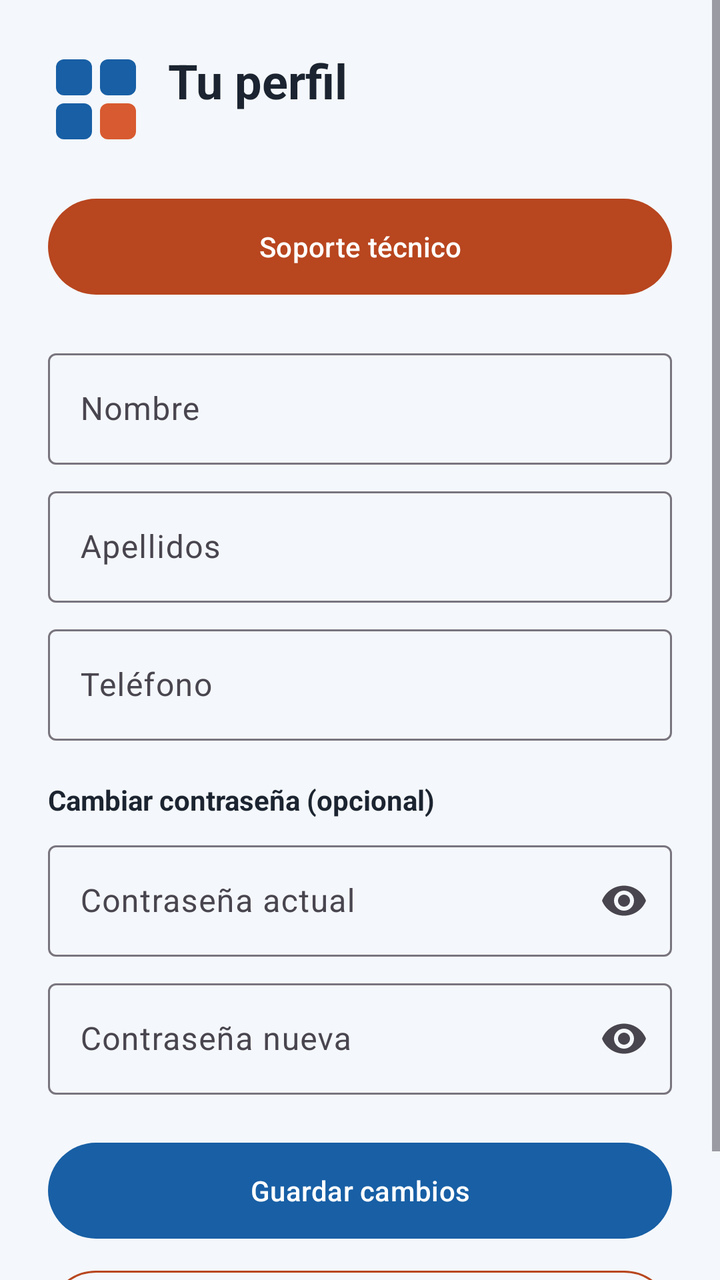
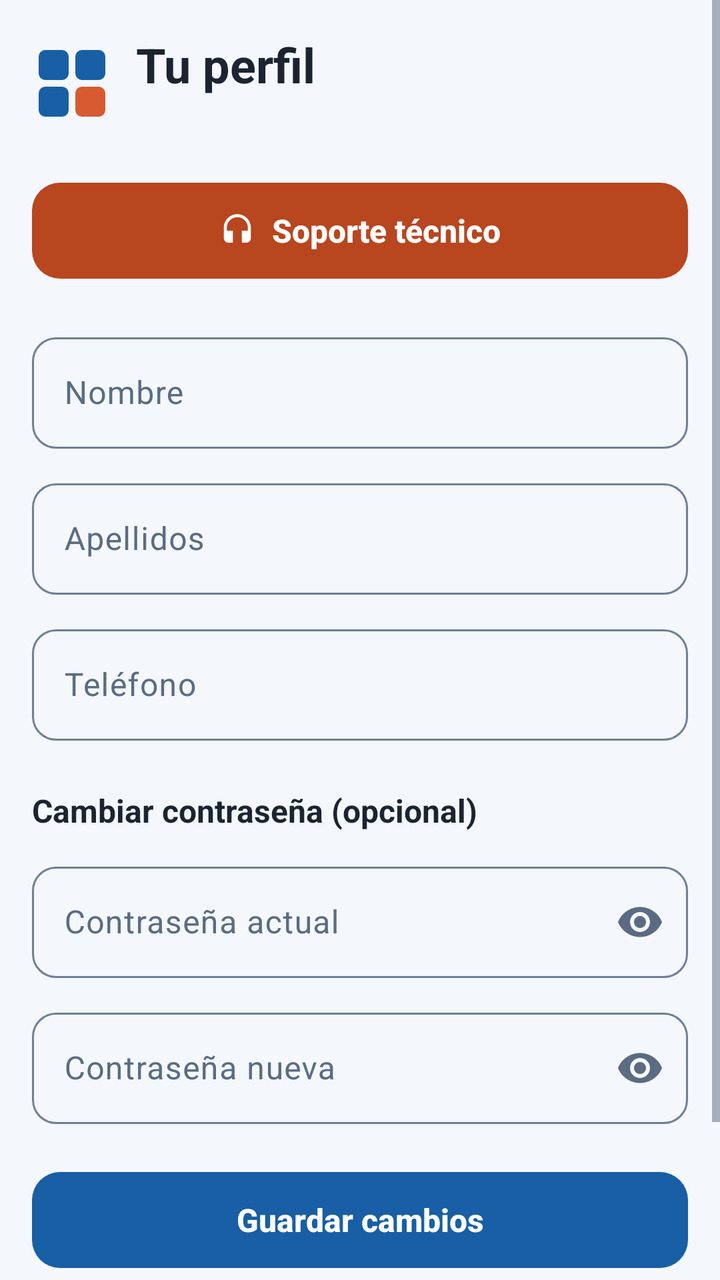

An Android layout rendered at two revisions. The XML below is the earlier revision; the diff shows what the commit changed to produce the second picture.
<!-- AndroidManifest.xml: application theme Theme.Jokoa -->
<!-- res/layout/fragment_perfil.xml -->
<?xml version="1.0" encoding="utf-8"?>
<ScrollView xmlns:android="http://schemas.android.com/apk/res/android"
    xmlns:app="http://schemas.android.com/apk/res-auto"
    android:layout_width="match_parent"
    android:layout_height="match_parent">

    <LinearLayout
        android:layout_width="match_parent"
        android:layout_height="wrap_content"
        android:orientation="vertical"
        android:padding="24dp">

        <LinearLayout
            android:layout_width="match_parent"
            android:layout_height="wrap_content"
            android:gravity="center_vertical"
            android:orientation="horizontal">

            <ImageView
                android:layout_width="48dp"
                android:layout_height="48dp"
                android:contentDescription="Logo de Jokoa"
                android:src="@drawable/ic_logo" />

            <LinearLayout
                android:layout_width="wrap_content"
                android:layout_height="wrap_content"
                android:layout_marginStart="12dp"
                android:orientation="vertical">

                <TextView
                    android:layout_width="wrap_content"
                    android:layout_height="wrap_content"
                    android:text="Tu perfil"
                    android:textColor="@color/jokoa_texto"
                    android:textSize="24sp"
                    android:textStyle="bold" />

                <TextView
                    android:id="@+id/tvEmail"
                    android:layout_width="wrap_content"
                    android:layout_height="wrap_content"
                    android:textColor="@color/jokoa_azul"
                    android:textSize="14sp" />
            </LinearLayout>
        </LinearLayout>

        <com.google.android.material.button.MaterialButton
            android:id="@+id/btnSoporte"
            android:layout_width="match_parent"
            android:layout_height="56dp"
            android:layout_marginTop="20dp"
            android:text="Soporte técnico"
            app:backgroundTint="@color/jokoa_coral_oscuro" />

        <com.google.android.material.textfield.TextInputLayout
            style="?attr/textInputOutlinedStyle"
            android:layout_width="match_parent"
            android:layout_height="wrap_content"
            android:layout_marginTop="20dp"
            android:hint="Nombre">

            <com.google.android.material.textfield.TextInputEditText
                android:id="@+id/etNombre"
                android:layout_width="match_parent"
                android:layout_height="wrap_content"
                android:inputType="textPersonName" />
        </com.google.android.material.textfield.TextInputLayout>

        <com.google.android.material.textfield.TextInputLayout
            style="?attr/textInputOutlinedStyle"
            android:layout_width="match_parent"
            android:layout_height="wrap_content"
            android:layout_marginTop="8dp"
            android:hint="Apellidos">

            <com.google.android.material.textfield.TextInputEditText
                android:id="@+id/etApellidos"
                android:layout_width="match_parent"
                android:layout_height="wrap_content"
                android:inputType="textPersonName" />
        </com.google.android.material.textfield.TextInputLayout>

        <com.google.android.material.textfield.TextInputLayout
            style="?attr/textInputOutlinedStyle"
            android:layout_width="match_parent"
            android:layout_height="wrap_content"
            android:layout_marginTop="8dp"
            android:hint="Teléfono">

            <com.google.android.material.textfield.TextInputEditText
                android:id="@+id/etTelefono"
                android:layout_width="match_parent"
                android:layout_height="wrap_content"
                android:inputType="phone" />
        </com.google.android.material.textfield.TextInputLayout>

        <TextView
            android:layout_width="wrap_content"
            android:layout_height="wrap_content"
            android:layout_marginTop="20dp"
            android:text="Cambiar contraseña (opcional)"
            android:textColor="@color/jokoa_texto"
            android:textStyle="bold" />

        <com.google.android.material.textfield.TextInputLayout
            style="?attr/textInputOutlinedStyle"
            android:layout_width="match_parent"
            android:layout_height="wrap_content"
            android:layout_marginTop="8dp"
            android:hint="Contraseña actual"
            app:endIconMode="password_toggle">

            <com.google.android.material.textfield.TextInputEditText
                android:id="@+id/etActual"
                android:layout_width="match_parent"
                android:layout_height="wrap_content"
                android:inputType="textPassword" />
        </com.google.android.material.textfield.TextInputLayout>

        <com.google.android.material.textfield.TextInputLayout
            style="?attr/textInputOutlinedStyle"
            android:layout_width="match_parent"
            android:layout_height="wrap_content"
            android:layout_marginTop="8dp"
            android:hint="Contraseña nueva"
            app:endIconMode="password_toggle">

            <com.google.android.material.textfield.TextInputEditText
                android:id="@+id/etNueva"
                android:layout_width="match_parent"
                android:layout_height="wrap_content"
                android:inputType="textPassword" />
        </com.google.android.material.textfield.TextInputLayout>

        <com.google.android.material.button.MaterialButton
            android:id="@+id/btnGuardar"
            android:layout_width="match_parent"
            android:layout_height="56dp"
            android:layout_marginTop="20dp"
            android:text="Guardar cambios" />

        <com.google.android.material.button.MaterialButton
            android:id="@+id/btnSalir"
            style="@style/Widget.Material3.Button.OutlinedButton"
            android:layout_width="match_parent"
            android:layout_height="56dp"
            android:layout_marginTop="8dp"
            android:text="Cerrar sesión"
            android:textColor="@color/jokoa_coral_oscuro"
            app:strokeColor="@color/jokoa_coral_oscuro" />
    </LinearLayout>
</ScrollView>
<!-- resources referenced by this layout -->
<resources>
  <style name="Base.Theme.Jokoa" parent="Theme.Material3.Light.NoActionBar">
          <item name="colorPrimary">@color/jokoa_azul</item>
          <item name="colorOnPrimary">@android:color/white</item>
          <item name="colorSecondary">@color/jokoa_coral_oscuro</item>
          <item name="colorOnSecondary">@android:color/white</item>
          <item name="colorSecondaryContainer">@color/jokoa_azul_claro</item>
          <item name="colorOnSecondaryContainer">@color/jokoa_azul</item>
          <item name="android:windowBackground">@color/jokoa_fondo</item>
          <item name="android:textColorPrimary">@color/jokoa_texto</item>
      </style>
  <!-- unchanged entries left out for length: 7 -->
</resources>

<!-- the commit's change to res/layout/fragment_perfil.xml (unified diff, before → after) -->
@@ -1,14 +1,16 @@
 <?xml version="1.0" encoding="utf-8"?>
-<ScrollView xmlns:android="http://schemas.android.com/apk/res/android"
-    xmlns:app="http://schemas.android.com/apk/res-auto"
+<ScrollView xmlns:android="http://schemas.android.com/apk/res/android" xmlns:app="http://schemas.android.com/apk/res-auto" xmlns:tools="http://schemas.android.com/tools"
     android:layout_width="match_parent"
-    android:layout_height="match_parent">
+    android:layout_height="match_parent"
+    android:clipToPadding="false">
 
     <LinearLayout
         android:layout_width="match_parent"
         android:layout_height="wrap_content"
         android:orientation="vertical"
-        android:padding="24dp">
+        android:paddingHorizontal="16dp"
+        android:paddingTop="16dp"
+        android:paddingBottom="24dp">
 
         <LinearLayout
             android:layout_width="match_parent"
@@ -17,8 +19,8 @@
             android:orientation="horizontal">
 
             <ImageView
-                android:layout_width="48dp"
-                android:layout_height="48dp"
+                android:layout_width="40dp"
+                android:layout_height="40dp"
                 android:contentDescription="Logo de Jokoa"
                 android:src="@drawable/ic_logo" />
 
@@ -29,12 +31,10 @@
                 android:orientation="vertical">
 
                 <TextView
+                    style="@style/Texto.Titulo"
                     android:layout_width="wrap_content"
                     android:layout_height="wrap_content"
-                    android:text="Tu perfil"
-                    android:textColor="@color/jokoa_texto"
-                    android:textSize="24sp"
-                    android:textStyle="bold" />
+                    android:text="Tu perfil" />
 
                 <TextView
                     android:id="@+id/tvEmail"
@@ -47,14 +47,14 @@
 
         <com.google.android.material.button.MaterialButton
             android:id="@+id/btnSoporte"
+            style="@style/Widget.Jokoa.Button.Coral"
             android:layout_width="match_parent"
-            android:layout_height="56dp"
+            android:layout_height="wrap_content"
             android:layout_marginTop="20dp"
             android:text="Soporte técnico"
-            app:backgroundTint="@color/jokoa_coral_oscuro" />
+            app:icon="@drawable/ic_headset" />
 
         <com.google.android.material.textfield.TextInputLayout
-            style="?attr/textInputOutlinedStyle"
             android:layout_width="match_parent"
             android:layout_height="wrap_content"
             android:layout_marginTop="20dp"
@@ -66,12 +66,10 @@
                 android:layout_height="wrap_content"
                 android:inputType="textPersonName" />
         </com.google.android.material.textfield.TextInputLayout>
-
         <com.google.android.material.textfield.TextInputLayout
-            style="?attr/textInputOutlinedStyle"
             android:layout_width="match_parent"
             android:layout_height="wrap_content"
-            android:layout_marginTop="8dp"
+            android:layout_marginTop="12dp"
             android:hint="Apellidos">
 
             <com.google.android.material.textfield.TextInputEditText
@@ -80,12 +78,10 @@
                 android:layout_height="wrap_content"
                 android:inputType="textPersonName" />
         </com.google.android.material.textfield.TextInputLayout>
-
         <com.google.android.material.textfield.TextInputLayout
-            style="?attr/textInputOutlinedStyle"
             android:layout_width="match_parent"
             android:layout_height="wrap_content"
-            android:layout_marginTop="8dp"
+            android:layout_marginTop="12dp"
             android:hint="Teléfono">
 
             <com.google.android.material.textfield.TextInputEditText
@@ -96,18 +92,18 @@
         </com.google.android.material.textfield.TextInputLayout>
 
         <TextView
-            android:layout_width="wrap_content"
+            android:layout_width="match_parent"
             android:layout_height="wrap_content"
-            android:layout_marginTop="20dp"
+            android:layout_marginTop="24dp"
             android:text="Cambiar contraseña (opcional)"
             android:textColor="@color/jokoa_texto"
+            android:textSize="16sp"
             android:textStyle="bold" />
 
         <com.google.android.material.textfield.TextInputLayout
-            style="?attr/textInputOutlinedStyle"
             android:layout_width="match_parent"
             android:layout_height="wrap_content"
-            android:layout_marginTop="8dp"
+            android:layout_marginTop="12dp"
             android:hint="Contraseña actual"
             app:endIconMode="password_toggle">
 
@@ -117,12 +113,10 @@
                 android:layout_height="wrap_content"
                 android:inputType="textPassword" />
         </com.google.android.material.textfield.TextInputLayout>
-
         <com.google.android.material.textfield.TextInputLayout
-            style="?attr/textInputOutlinedStyle"
             android:layout_width="match_parent"
             android:layout_height="wrap_content"
-            android:layout_marginTop="8dp"
+            android:layout_marginTop="12dp"
             android:hint="Contraseña nueva"
             app:endIconMode="password_toggle">
 
@@ -136,18 +130,16 @@
         <com.google.android.material.button.MaterialButton
             android:id="@+id/btnGuardar"
             android:layout_width="match_parent"
-            android:layout_height="56dp"
+            android:layout_height="wrap_content"
             android:layout_marginTop="20dp"
             android:text="Guardar cambios" />
 
         <com.google.android.material.button.MaterialButton
             android:id="@+id/btnSalir"
-            style="@style/Widget.Material3.Button.OutlinedButton"
+            style="@style/Widget.Jokoa.Button.Contorno"
             android:layout_width="match_parent"
-            android:layout_height="56dp"
-            android:layout_marginTop="8dp"
-            android:text="Cerrar sesión"
-            android:textColor="@color/jokoa_coral_oscuro"
-            app:strokeColor="@color/jokoa_coral_oscuro" />
+            android:layout_height="wrap_content"
+            android:layout_marginTop="12dp"
+            android:text="Cerrar sesión" />
     </LinearLayout>
 </ScrollView>
<!-- resource entries referenced after the edit -->
@@ -1,14 +1,181 @@
 <!-- resources referenced by this layout -->
 <resources>
+  <!-- drawable ic_headset (drawable) -->
+  <?xml version="1.0" encoding="utf-8"?>
+  <vector xmlns:android="http://schemas.android.com/apk/res/android"
+      android:width="24dp"
+      android:height="24dp"
+      android:viewportWidth="24"
+      android:viewportHeight="24">
+      <path
+          android:fillColor="@android:color/white"
+          android:pathData="M12,1c-4.97,0 -9,4.03 -9,9v7c0,1.66 1.34,3 3,3h3v-8H5v-2c0,-3.87 3.13,-7 7,-7s7,3.13 7,7v2h-4v8h3c1.66,0 3,-1.34 3,-3v-7c0,-4.97 -4.03,-9 -9,-9z" />
+  </vector>
+  <style name="Texto.Titulo" parent="TextAppearance.Material3.HeadlineSmall">
+          <item name="android:textSize">24sp</item>
+          <item name="android:textStyle">bold</item>
+          <item name="android:textColor">@color/jokoa_texto</item>
+      </style>
+  <style name="Widget.Jokoa.Button.Contorno" parent="Widget.Material3.Button.OutlinedButton">
+          <item name="android:minHeight">56dp</item>
+          <item name="android:textSize">16sp</item>
+          <item name="android:textStyle">bold</item>
+          <item name="android:textAllCaps">false</item>
+          <item name="android:letterSpacing">0</item>
+          <item name="android:textColor">@color/jokoa_coral_oscuro</item>
+          <item name="android:stateListAnimator">@animator/boton_pulsar</item>
+          <item name="cornerRadius">14dp</item>
+          <item name="strokeColor">@color/jokoa_coral_oscuro</item>
+          <item name="strokeWidth">2dp</item>
+          <item name="iconTint">@color/jokoa_coral_oscuro</item>
+      </style>
+  <style name="Widget.Jokoa.Button.Coral">
+          <item name="backgroundTint">@color/boton_coral_fondo</item>
+      </style>
   <style name="Base.Theme.Jokoa" parent="Theme.Material3.Light.NoActionBar">
           <item name="colorPrimary">@color/jokoa_azul</item>
           <item name="colorOnPrimary">@android:color/white</item>
+          <item name="colorPrimaryContainer">@color/jokoa_azul_claro</item>
+          <item name="colorOnPrimaryContainer">@color/jokoa_azul_noche</item>
           <item name="colorSecondary">@color/jokoa_coral_oscuro</item>
           <item name="colorOnSecondary">@android:color/white</item>
           <item name="colorSecondaryContainer">@color/jokoa_azul_claro</item>
-          <item name="colorOnSecondaryContainer">@color/jokoa_azul</item>
+          <item name="colorOnSecondaryContainer">@color/jokoa_azul_noche</item>
+          <item name="colorTertiaryContainer">@color/jokoa_coral_tenue</item>
+          <item name="colorOnTertiaryContainer">@color/jokoa_coral_oscuro</item>
+          <item name="colorSurface">@color/jokoa_superficie</item>
+          <item name="colorOnSurface">@color/jokoa_texto</item>
+          <item name="colorOnSurfaceVariant">@color/jokoa_texto_2</item>
+          <item name="colorOutline">@color/jokoa_borde_campo</item>
+          <item name="colorOutlineVariant">@color/jokoa_borde</item>
+          <item name="colorError">@color/jokoa_coral_oscuro</item>
+          <item name="android:colorBackground">@color/jokoa_fondo</item>
           <item name="android:windowBackground">@color/jokoa_fondo</item>
           <item name="android:textColorPrimary">@color/jokoa_texto</item>
+          <item name="android:textColorSecondary">@color/jokoa_texto_2</item>
+          
+          <item name="elevationOverlayEnabled">false</item>
+  
+  
+          <item name="materialButtonStyle">@style/Widget.Jokoa.Button</item>
+          <item name="materialCardViewStyle">@style/Widget.Jokoa.Card</item>
+          <item name="textInputStyle">@style/Widget.Jokoa.TextInput</item>
+          <item name="bottomNavigationStyle">@style/Widget.Jokoa.BottomNav</item>
+          <item name="tabStyle">@style/Widget.Jokoa.Tabs</item>
+          <item name="materialAlertDialogTheme">@style/ThemeOverlay.Jokoa.Dialogo</item>
+      </style>
+  <color name="jokoa_azul_noche">#0F3F6E</color>
+  <color name="jokoa_coral_tenue">#FDEEE8</color>
+  <color name="jokoa_superficie">#FFFFFF</color>
+  <color name="jokoa_texto_2">#5B6B82</color>
+  <color name="jokoa_borde_campo">#6F7F96</color>
+  <color name="jokoa_borde">#D5DEEA</color>
+  <style name="Widget.Jokoa.Button" parent="Widget.Material3.Button">
+          <item name="android:minHeight">56dp</item>
+          <item name="android:textSize">16sp</item>
+          <item name="android:textStyle">bold</item>
+          <item name="android:textAllCaps">false</item>
+          <item name="android:letterSpacing">0</item>
+          <item name="android:textColor">@color/boton_texto</item>
+          <item name="android:stateListAnimator">@animator/boton_pulsar</item>
+          <item name="backgroundTint">@color/boton_azul_fondo</item>
+          <item name="cornerRadius">14dp</item>
+          <item name="iconTint">@color/boton_texto</item>
+          <item name="iconGravity">textStart</item>
+          <item name="iconPadding">8dp</item>
+      </style>
+  <style name="Widget.Jokoa.Card" parent="Widget.Material3.CardView.Outlined">
+          <item name="cardBackgroundColor">@color/jokoa_superficie</item>
+          <item name="cardCornerRadius">16dp</item>
+          <item name="cardElevation">2dp</item>
+          <item name="strokeColor">@color/jokoa_borde</item>
+          <item name="strokeWidth">1dp</item>
+      </style>
+  <style name="Widget.Jokoa.TextInput" parent="Widget.Material3.TextInputLayout.OutlinedBox">
+          <item name="boxCornerRadiusTopStart">12dp</item>
+          <item name="boxCornerRadiusTopEnd">12dp</item>
+          <item name="boxCornerRadiusBottomStart">12dp</item>
+          <item name="boxCornerRadiusBottomEnd">12dp</item>
+          <item name="boxStrokeColor">@color/campo_borde</item>
+          <item name="boxStrokeErrorColor">@color/jokoa_coral_oscuro</item>
+          <item name="boxStrokeWidth">1dp</item>
+          <item name="boxStrokeWidthFocused">2dp</item>
+          <item name="hintTextColor">@color/campo_borde</item>
+          <item name="android:textColorHint">@color/jokoa_texto_2</item>
+          <item name="errorTextColor">@color/jokoa_coral_oscuro</item>
+          <item name="errorIconTint">@color/jokoa_coral_oscuro</item>
+          <item name="endIconTint">@color/jokoa_texto_2</item>
+      </style>
+  <style name="Widget.Jokoa.BottomNav" parent="Widget.Material3.BottomNavigationView">
+          <item name="backgroundTint">@color/jokoa_superficie</item>
+          <item name="itemIconTint">@color/nav_item</item>
+          <item name="itemTextColor">@color/nav_item</item>
+          <item name="itemActiveIndicatorStyle">@style/Widget.Jokoa.BottomNav.Indicador</item>
+          <item name="itemTextAppearanceActive">@style/TextoNavActivo</item>
+          <item name="itemTextAppearanceInactive">@style/TextoNav</item>
+          <item name="labelVisibilityMode">labeled</item>
+          <item name="elevation">0dp</item>
+      </style>
+  <style name="Widget.Jokoa.Tabs" parent="Widget.Material3.TabLayout">
+          <item name="tabIndicatorColor">@color/jokoa_coral</item>
+          <item name="tabIndicatorHeight">3dp</item>
+          <item name="tabSelectedTextColor">@color/jokoa_azul</item>
+          <item name="tabTextColor">@color/jokoa_texto_2</item>
+          <item name="tabTextAppearance">@style/TextoPestana</item>
+          <item name="tabMinWidth">0dp</item>
+          <item name="android:minHeight">48dp</item>
+      </style>
+  <style name="ThemeOverlay.Jokoa.Dialogo" parent="ThemeOverlay.Material3.MaterialAlertDialog">
+          <item name="alertDialogStyle">@style/MaterialAlertDialog.Jokoa</item>
+          <item name="materialAlertDialogTitleTextStyle">@style/MaterialAlertDialog.Jokoa.Titulo</item>
+          <item name="buttonBarPositiveButtonStyle">@style/Widget.Jokoa.Button.CompactoAzul</item>
+          <item name="buttonBarNegativeButtonStyle">@style/Widget.Jokoa.Button.Texto</item>
+          <item name="buttonBarNeutralButtonStyle">@style/Widget.Jokoa.Button.Texto</item>
+          <item name="android:backgroundDimAmount">0.55</item>
+          <item name="android:windowAnimationStyle">@style/Animacion.Jokoa.Dialogo</item>
+      </style>
+  <style name="Widget.Jokoa.BottomNav.Indicador" parent="Widget.Material3.BottomNavigationView.ActiveIndicator">
+          <item name="android:color">@color/jokoa_azul_claro</item>
+      </style>
+  <style name="TextoNavActivo" parent="TextoNav">
+          <item name="android:textColor">@color/jokoa_azul_noche</item>
+      </style>
+  <style name="TextoNav" parent="TextAppearance.Material3.LabelMedium">
+          <item name="android:textSize">12sp</item>
+          <item name="android:textStyle">bold</item>
+      </style>
+  <color name="jokoa_coral">#D85A30</color>
+  <style name="TextoPestana" parent="TextAppearance.Material3.TitleSmall">
+          <item name="android:textSize">16sp</item>
+          <item name="android:textStyle">bold</item>
+          <item name="textAllCaps">false</item>
+      </style>
+  <style name="MaterialAlertDialog.Jokoa" parent="MaterialAlertDialog.Material3">
+          <item name="shapeAppearance">@style/ShapeAppearance.Jokoa.Dialogo</item>
+          <item name="backgroundTint">@color/jokoa_superficie</item>
+      </style>
+  <style name="MaterialAlertDialog.Jokoa.Titulo" parent="MaterialAlertDialog.Material3.Title.Text">
+          <item name="android:textSize">20sp</item>
+          <item name="android:textStyle">normal</item>
+          <item name="android:textColor">@color/jokoa_texto</item>
+      </style>
+  <style name="Widget.Jokoa.Button.CompactoAzul">
+          <item name="android:minHeight">48dp</item>
+          <item name="android:textSize">15sp</item>
+      </style>
+  <style name="Widget.Jokoa.Button.Texto" parent="Widget.Material3.Button.TextButton">
+          <item name="android:minHeight">48dp</item>
+          <item name="android:textSize">16sp</item>
+          <item name="android:textStyle">bold</item>
+          <item name="android:textAllCaps">false</item>
+          <item name="android:textColor">@color/jokoa_azul</item>
+      </style>
+  <style name="Animacion.Jokoa.Dialogo" parent="@android:style/Animation.Dialog">
+          <item name="android:windowEnterAnimation">@anim/dialogo_entra</item>
+          <item name="android:windowExitAnimation">@anim/dialogo_sale</item>
+      </style>
+  <style name="ShapeAppearance.Jokoa.Dialogo" parent="ShapeAppearance.Material3.Corner.ExtraLarge">
+          <item name="cornerSize">16dp</item>
       </style>
   <!-- unchanged entries left out for length: 7 -->
 </resources>
